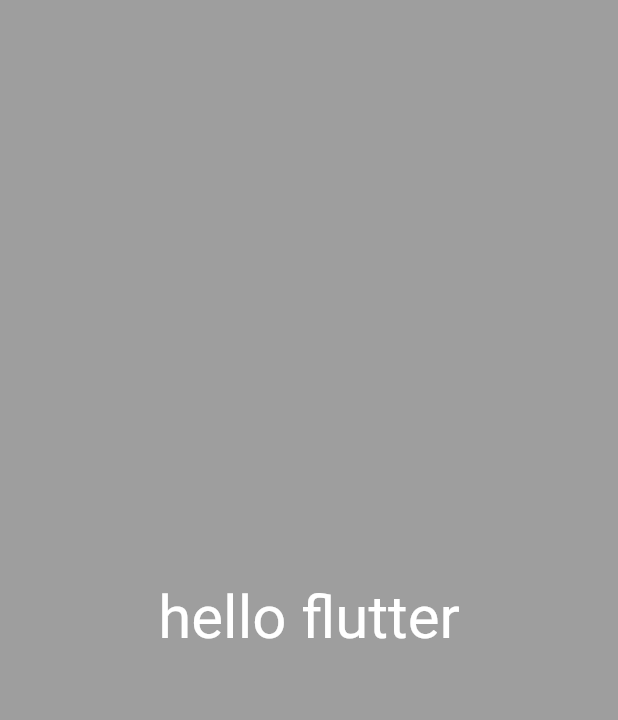
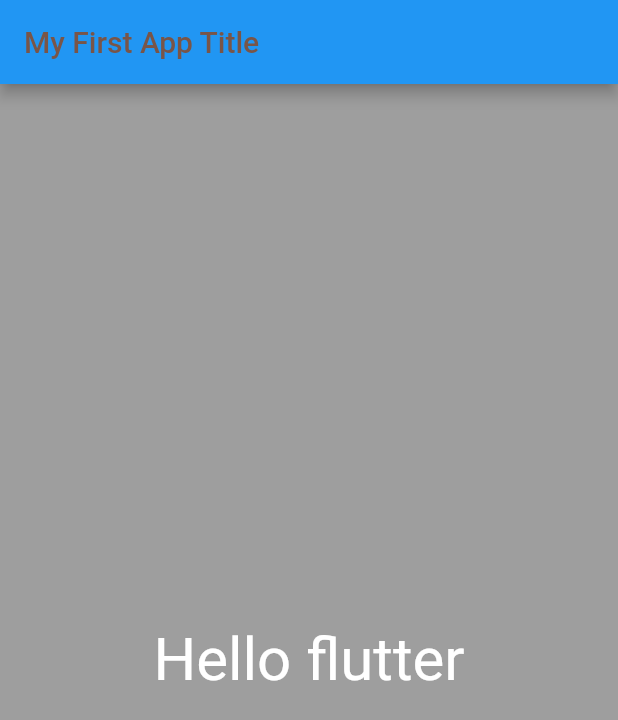
Before and after one commit to Denes-cilwal/Learning-Flutter, a Flutter app: the screen it shows after launch, on a phone screen of 412 x 824 dp. Shown: the top 720 px of the screen. Run offline on Flutter 3.47's test engine with Material 2 defaults, Android fonts, the phone set to English and light mode, and no system bars.

Commit message:
Scalfold widgets

```diff
--- a/flutter_application_1/lib/main.dart
+++ b/flutter_application_1/lib/main.dart
@@ -9,18 +9,27 @@ class App extends StatelessWidget {
 
   @override
   Widget build(BuildContext context) {
-    return const MaterialApp(
+    return MaterialApp(
         title: 'My Flutter App',
-      home: Material(
+        home: Scaffold(
+          appBar: AppBar(
+            title: const Text(
+              'My First App Title',
+              style: TextStyle(
+                color: Colors.brown,
+              ),
+            ),
+          ),
+          body: const Material(
             color: Colors.grey,
             child: Center(
               child: Text(
-            'hello flutter',
+                'Hello flutter',
                 textDirection: TextDirection.ltr,
                 style: TextStyle(color: Colors.white, fontSize: 40.0),
               ),
             ),
           ),
-    );
+        ));
   }
 }
```
Lines whose indentation alone changed are shown as unchanged.
